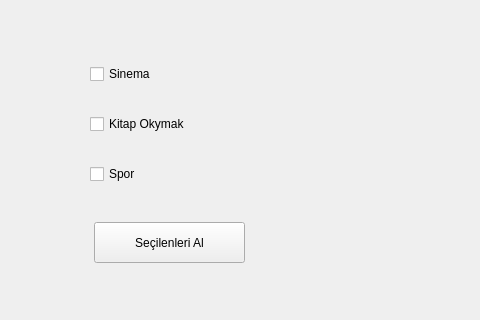
Old version of the form _checkbox.ui in the repository MehmetFarukAkbulut/0-to-Grand-Master-Python-Programming; both pictures show x 0 to 480 and y 0 to 320 of the 731 by 524 pixel window.
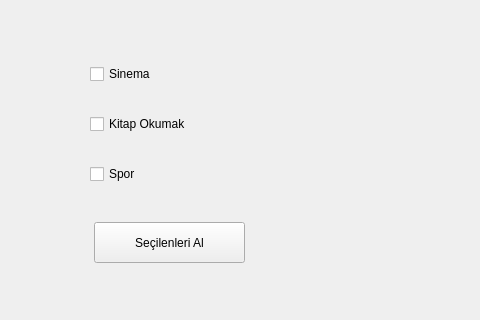
New version of the form.

The edit to the form file:
```diff
--- a/_checkbox.ui
+++ b/_checkbox.ui
@@ -60,7 +60,7 @@
      <item>
       <widget class="QCheckBox" name="cbKitap">
        <property name="text">
-        <string>Kitap Okymak</string>
+        <string>Kitap Okumak</string>
        </property>
       </widget>
      </item>
```
